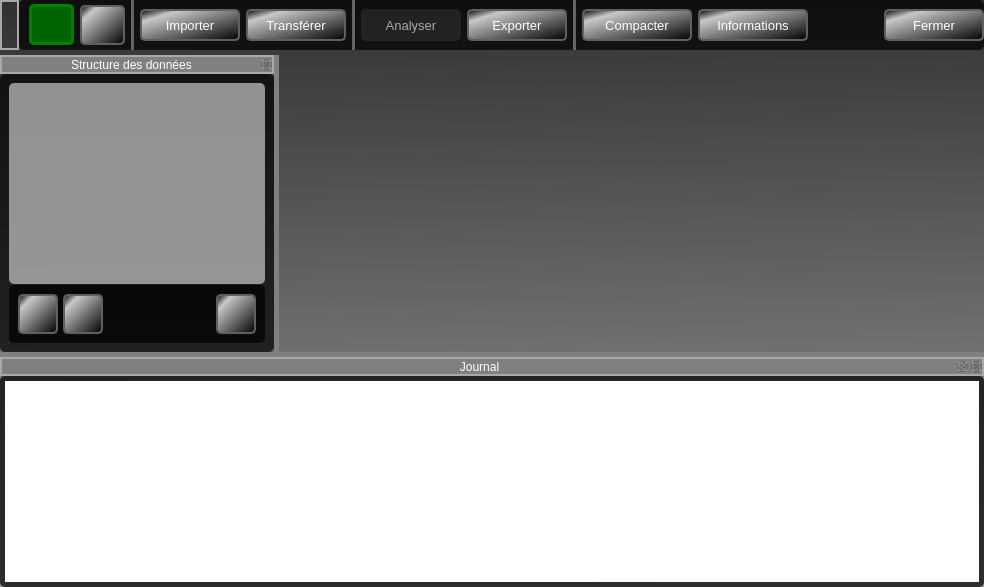
introlab/OpenIMU, file python/resources/ui/MainWindow.ui: the form before one commit.
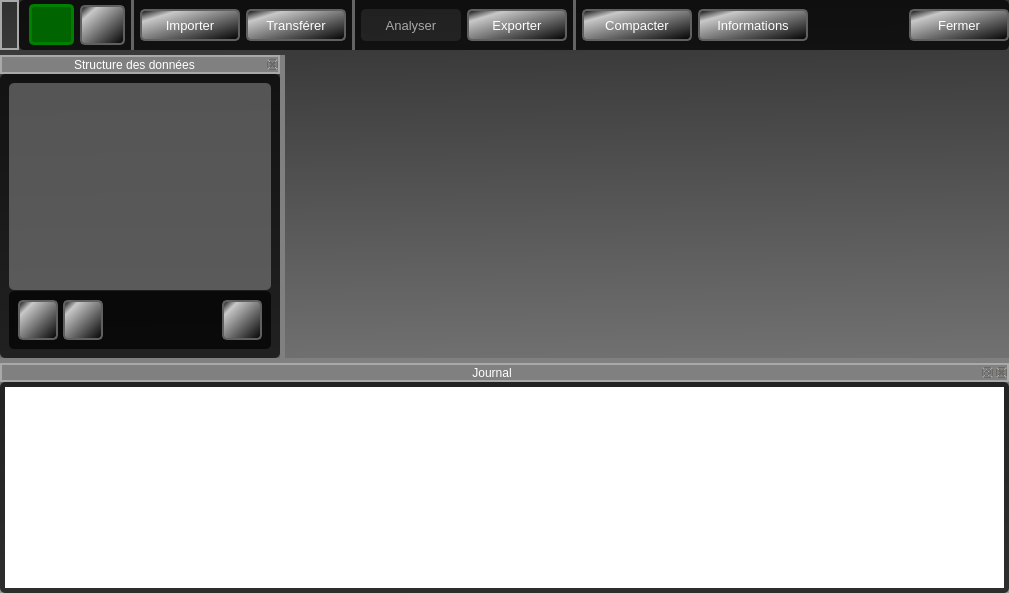
The form after the commit. Icons and pictures are not drawn. Custom widgets are drawn as their Qt base class.

```diff
--- a/python/resources/ui/MainWindow.ui
+++ b/python/resources/ui/MainWindow.ui
@@ -6,8 +6,8 @@
    <rect>
     <x>0</x>
     <y>0</y>
-    <width>984</width>
-    <height>587</height>
+    <width>1009</width>
+    <height>593</height>
    </rect>
   </property>
   <property name="sizePolicy">
@@ -48,7 +48,24 @@
 
 QLabel,QCheckBox{color:white;}
 
-QTreeWidget, QListWidget{background-color:rgba(200,200,200,70%);}
+QTreeWidget, QListWidget{background-color:rgba(150,150,150,50%);} 
+
+QTreeWidget::item:hover,QTreeWidget::item:hover:selected {
+	border:none;
+	border-radius:5px;
+	background-color:rgba(255,255,255,100);
+}
+
+QTreeWidget::item:selected {
+	border:none;
+	background-color:rgba(255,255,255,0);
+}
+
+
+
+
+
+
 
 QLineEdit,QPlainTextEdit,QComboBox{background-color:rgba(226, 226, 226,90%);border-radius:5px;}
 
@@ -115,8 +132,8 @@
    </property>
    <property name="minimumSize">
     <size>
-     <width>274</width>
-     <height>174</height>
+     <width>280</width>
+     <height>180</height>
     </size>
    </property>
    <property name="floating">
@@ -405,7 +422,7 @@
    </property>
    <property name="minimumSize">
     <size>
-     <width>968</width>
+     <width>1009</width>
      <height>50</height>
     </size>
    </property>
```
Left out of the diff: 30 changed lines with no effect on the pictures.
